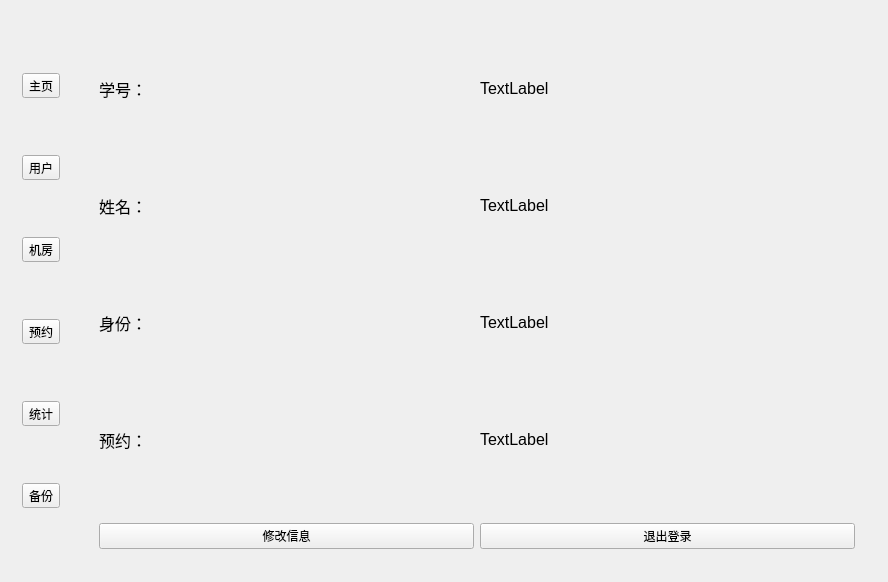
Time-Zero/ComputersManager, file ComputersManager/computers_manager.ui: the form before one commit.
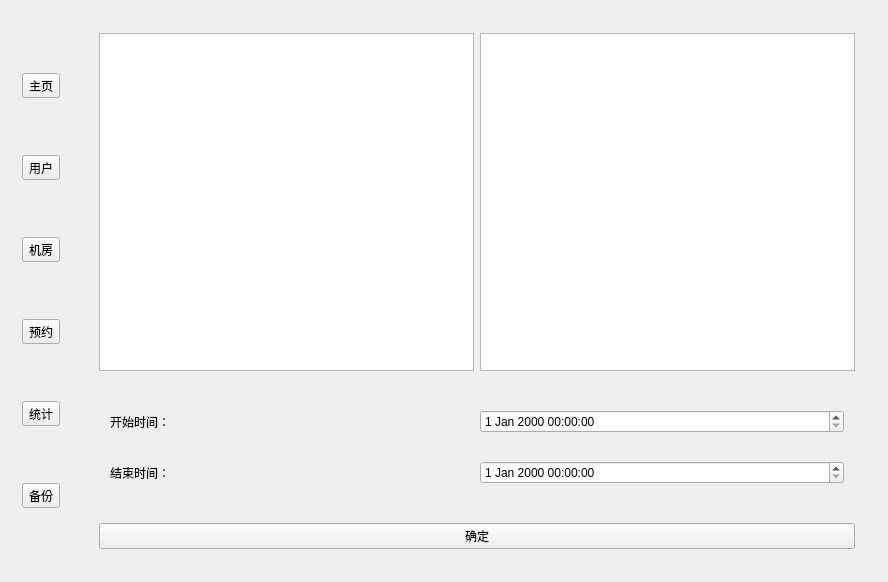
The form after the commit. The open tabs and pages were chosen to show the change. Icons and pictures are not drawn.

What changed in the file:
```diff
--- a/ComputersManager/computers_manager.ui
+++ b/ComputersManager/computers_manager.ui
@@ -366,6 +366,73 @@
        </item>
       </layout>
      </widget>
+     <widget class="QWidget" name="page_sum">
+      <layout class="QVBoxLayout" name="verticalLayout_10">
+       <item>
+        <widget class="QWidget" name="widget_7" native="true">
+         <layout class="QHBoxLayout" name="horizontalLayout_6">
+          <item>
+           <widget class="QTableView" name="tableView_sum_people"/>
+          </item>
+          <item>
+           <widget class="QTableView" name="tableView_sum_room"/>
+          </item>
+         </layout>
+        </widget>
+       </item>
+       <item>
+        <widget class="QWidget" name="widget_8" native="true">
+         <layout class="QVBoxLayout" name="verticalLayout_8">
+          <item>
+           <widget class="QWidget" name="widget_9" native="true">
+            <layout class="QHBoxLayout" name="horizontalLayout_7">
+             <item>
+              <widget class="QLabel" name="label_4">
+               <property name="text">
+                <string>开始时间：</string>
+               </property>
+              </widget>
+             </item>
+             <item>
+              <widget class="QDateTimeEdit" name="dateTimeEdit_start_time"/>
+             </item>
+            </layout>
+           </widget>
+          </item>
+          <item>
+           <widget class="QWidget" name="widget_10" native="true">
+            <layout class="QHBoxLayout" name="horizontalLayout_8">
+             <item>
+              <widget class="QLabel" name="label_6">
+               <property name="text">
+                <string>结束时间：</string>
+               </property>
+              </widget>
+             </item>
+             <item>
+              <widget class="QDateTimeEdit" name="dateTimeEdit_end_time"/>
+             </item>
+            </layout>
+           </widget>
+          </item>
+         </layout>
+        </widget>
+       </item>
+       <item>
+        <widget class="QWidget" name="widget_11" native="true">
+         <layout class="QVBoxLayout" name="verticalLayout_9">
+          <item>
+           <widget class="QPushButton" name="pushButton_sum_confirm">
+            <property name="text">
+             <string>确定</string>
+            </property>
+           </widget>
+          </item>
+         </layout>
+        </widget>
+       </item>
+      </layout>
+     </widget>
     </widget>
    </item>
   </layout>
```
Left out of the diff: 7 changed lines with no effect on the pictures.
